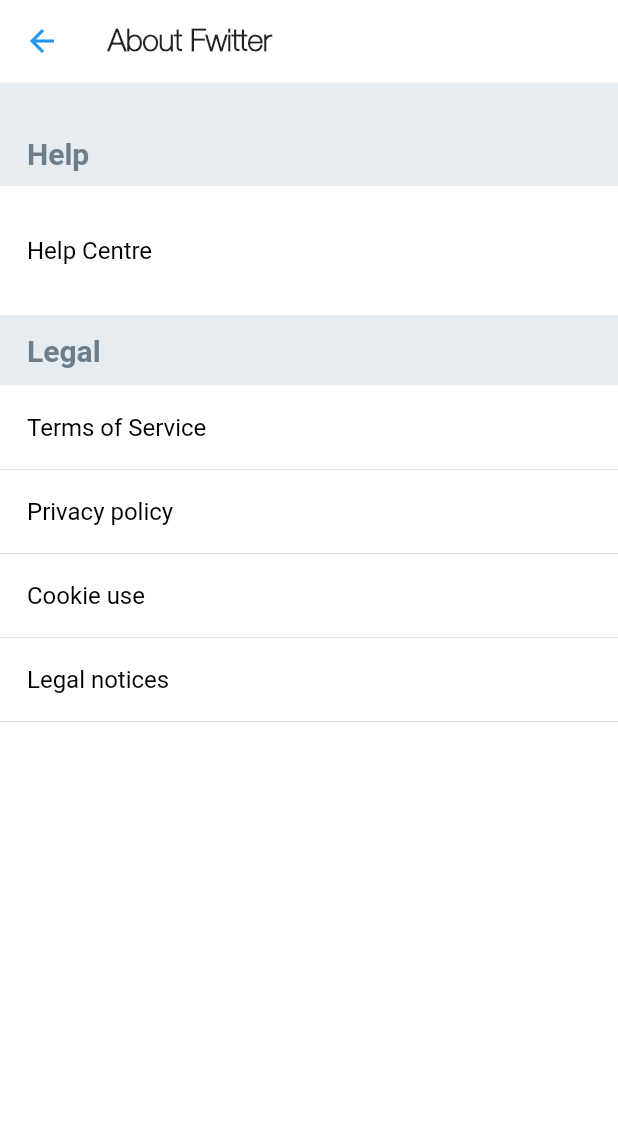
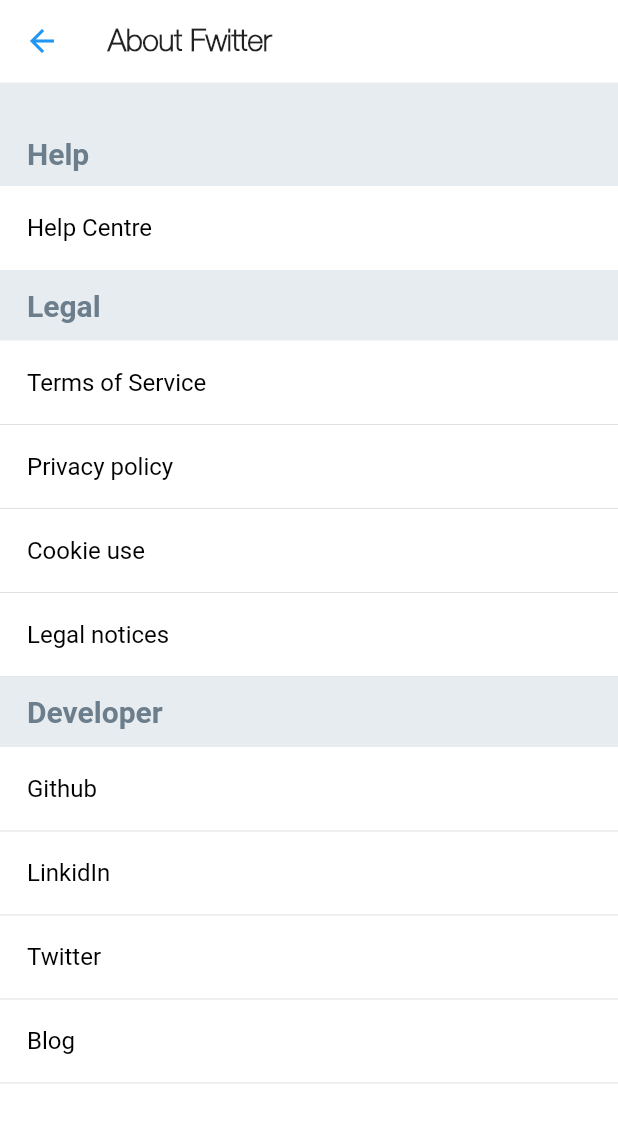
Before and after one commit to TheAlphamerc/flutter_twitter_clone, a Flutter app: the AboutPage screen opened directly, on a phone screen of 412 x 824 dp. Shown: the top 1123 px of the screen. Run offline on Flutter 3.47's test engine with Material 2 defaults, Android fonts, the phone set to English and light mode, and no system bars; our stand-ins replace cached_network_image, firebase_analytics, firebase_auth, firebase_database, firebase_messaging, firebase_remote_config and 6 more; accounts and stored records are empty; statements that could not run were skipped.

Commit message:
:wheelchair: Settings checkbox and switch accessibility improved

```diff
--- a/lib/page/settings/accountSettings/about/aboutTwitter.dart
+++ b/lib/page/settings/accountSettings/about/aboutTwitter.dart
@@ -29,7 +29,7 @@ class AboutPage extends StatelessWidget {
           ),
           SettingRowWidget(
             "Help Centre",
-            vPadding: 15,
+            vPadding: 0,
             showDivider: false,
             onPressed: (){
               launchURL("https://github.com/TheAlphamerc/flutter_twitter_clone/issues");
@@ -59,7 +59,36 @@ class AboutPage extends StatelessWidget {
                 useRootNavigator: true,
               );
             },
-          )
+          ),
+          HeaderWidget('Developer'),
+          SettingRowWidget(
+            "Github",
+            showDivider: true,
+            onPressed: (){
+              launchURL("https://github.com/TheAlphamerc");
+            }
+          ),
+          SettingRowWidget(
+            "LinkidIn",
+            showDivider: true,
+            onPressed: (){
+              launchURL("https://www.linkedin.com/in/thealphamerc/");
+            }
+          ),
+          SettingRowWidget(
+            "Twitter",
+            showDivider: true,
+            onPressed: (){
+              launchURL("https://twitter.com/TheAlphaMerc");
+            }
+          ),
+          SettingRowWidget(
+            "Blog",
+            showDivider: true,
+            onPressed: (){
+              launchURL("https://dev.to/thealphamerc");
+            }
+          ),
         ],
       ),
     );
--- a/lib/page/settings/accountSettings/accessibility/accessibility.dart
+++ b/lib/page/settings/accountSettings/accessibility/accessibility.dart
@@ -129,7 +129,7 @@ class AccessibilityPage extends StatelessWidget {
             subtitle:
                 'Adds the ability to describe images for the visually impaired.',
             vPadding: 15,
-            showCheckBox: true,
+            showCheckBox: false,
             onPressed: () {
               openDarkModeSettings(context);
             },
@@ -144,7 +144,7 @@ class AccessibilityPage extends StatelessWidget {
             subtitle:
                 'Limit the amount of in-app animations, including live engagement counts.',
             vPadding: 15,
-            showCheckBox: true,
+            showCheckBox: false,
             onPressed: () {
               openDarkModeSettings(context);
             },
--- a/lib/page/settings/accountSettings/notifications/notificationPage.dart
+++ b/lib/page/settings/accountSettings/notifications/notificationPage.dart
@@ -5,7 +5,6 @@ import 'package:flutter_twitter_clone/page/settings/widgets/headerWidget.dart';
 import 'package:flutter_twitter_clone/page/settings/widgets/settingsAppbar.dart';
 import 'package:flutter_twitter_clone/page/settings/widgets/settingsRowWidget.dart';
 import 'package:flutter_twitter_clone/state/authState.dart';
-import 'package:flutter_twitter_clone/widgets/newWidget/customUrlText.dart';
 import 'package:provider/provider.dart';
 
 class NotificationPage extends StatelessWidget {
@@ -39,7 +38,7 @@ class NotificationPage extends StatelessWidget {
           ),
           SettingRowWidget(
             "Unread notification count badge",
-            showCheckBox: true,
+            showCheckBox: false,
             subtitle:
                 'Display a badge with the number of notifications waiting for you inside the Fwitter app.',
           ),
--- a/lib/page/settings/accountSettings/privacyAndSafety/privacyAndSafetyPage.dart
+++ b/lib/page/settings/accountSettings/privacyAndSafety/privacyAndSafetyPage.dart
@@ -5,7 +5,6 @@ import 'package:flutter_twitter_clone/page/settings/widgets/headerWidget.dart';
 import 'package:flutter_twitter_clone/page/settings/widgets/settingsAppbar.dart';
 import 'package:flutter_twitter_clone/page/settings/widgets/settingsRowWidget.dart';
 import 'package:flutter_twitter_clone/state/authState.dart';
-import 'package:flutter_twitter_clone/widgets/newWidget/customUrlText.dart';
 import 'package:provider/provider.dart';
 
 class PrivacyAndSaftyPage extends StatelessWidget {
@@ -107,7 +106,7 @@ class PrivacyAndSaftyPage extends StatelessWidget {
           SettingRowWidget(
             "Precise location",
             subtitle:
-                'Disabled \n\n\nIf enabled, Fwitter will collect, store, and use your device\'s precise location, such as your GPS information. This lets Fwitter improve your experience - for rxample, showing you mpre local content, ads, and recommendations.',
+                'Disabled \n\n\nIf enabled, Fwitter will collect, store, and use your device\'s precise location, such as your GPS information. This lets Fwitter improve your experience - for example, showing you mpre local content, ads, and recommendations.',
           ),
           HeaderWidget(
             'Personalisation and data',
--- a/lib/page/settings/accountSettings/proxy/proxyPage.dart
+++ b/lib/page/settings/accountSettings/proxy/proxyPage.dart
@@ -24,7 +24,7 @@ class ProxyPage extends StatelessWidget {
         children: <Widget>[
           SettingRowWidget(
             "Enable HTTP Proxy",
-            showCheckBox: true,
+            showCheckBox: false,
             vPadding: 15,
             showDivider: true,
             subtitle:
--- a/lib/page/settings/widgets/settingsRowWidget.dart
+++ b/lib/page/settings/widgets/settingsRowWidget.dart
@@ -1,6 +1,8 @@
 import 'package:flutter/material.dart';
 import 'package:flutter_twitter_clone/helper/theme.dart';
+import 'package:flutter_twitter_clone/widgets/newWidget/customCheckBox.dart';
 import 'package:flutter_twitter_clone/widgets/newWidget/customUrlText.dart';
+import 'package:provider/provider.dart';
 
 class SettingRowWidget extends StatelessWidget {
   const SettingRowWidget(
@@ -12,8 +14,8 @@ class SettingRowWidget extends StatelessWidget {
     this.onPressed,
     this.vPadding = 0,
     this.showDivider = true,
-    this.visibleSwitch = false,
-    this.showCheckBox = false,
+    this.visibleSwitch ,
+    this.showCheckBox ,
   }) : super(key: key);
   final bool visibleSwitch, showDivider, showCheckBox;
   final String navigateTo;
@@ -52,16 +54,8 @@ class SettingRowWidget extends StatelessWidget {
                   style: TextStyle(
                       color: TwitterColor.paleSky, fontWeight: FontWeight.w400),
                 ),
-          trailing: showCheckBox
-              ? !showCheckBox
-                  ? SizedBox()
-                  : Checkbox(value: true, onChanged: (val) {})
-              : !visibleSwitch
-                  ? null
-                  : Switch(
-                      onChanged: (val) {},
-                      value: false,
-                    ),
+          trailing: CustomCheckBox(isChecked:showCheckBox,visibleSwitch: visibleSwitch, )
+
         ),
         !showDivider ? SizedBox() : Divider(height: 0)
       ],
--- /dev/null
+++ b/lib/widgets/newWidget/customCheckBox.dart
@@ -0,0 +1,51 @@
+import 'package:flutter/material.dart';
+
+class CustomCheckBox extends StatefulWidget {
+  final bool isChecked;
+  final bool visibleSwitch;
+  CustomCheckBox({Key key, this.isChecked, this.visibleSwitch})
+      : super(key: key);
+
+  @override
+  _CustomCheckBoxState createState() => _CustomCheckBoxState();
+}
+
+class _CustomCheckBoxState extends State<CustomCheckBox> {
+  ValueNotifier<bool> isChecked = ValueNotifier(false);
+  ValueNotifier<bool> visibleSwitch = ValueNotifier(false);
+  @override
+  void initState() {
+    isChecked.value = widget.isChecked ;
+    visibleSwitch.value = widget.visibleSwitch;
+    super.initState();
+  }
+
+  @override
+  Widget build(BuildContext context) {
+    return widget.isChecked != null
+        ? ValueListenableBuilder<bool>(
+            valueListenable: isChecked,
+            builder: (context, value, child) {
+              return Checkbox(
+                value: value,
+                onChanged: (val) {
+                  isChecked.value = val;
+                },
+              );
+            },
+          )
+        : widget.visibleSwitch == null
+            ? SizedBox(height: 10, width:10,)
+            : ValueListenableBuilder(
+                valueListenable: visibleSwitch,
+                builder: (context, value, child) {
+                  return Switch(
+                    onChanged: (val) {
+                      visibleSwitch.value = val;
+                    },
+                    value: value,
+                  );
+                },
+              );
+  }
+}
```
Also changed, not shown: lib/page/settings/accountSettings/displaySettings/displayAndSoundPage.dart (+5 -5 lines).
